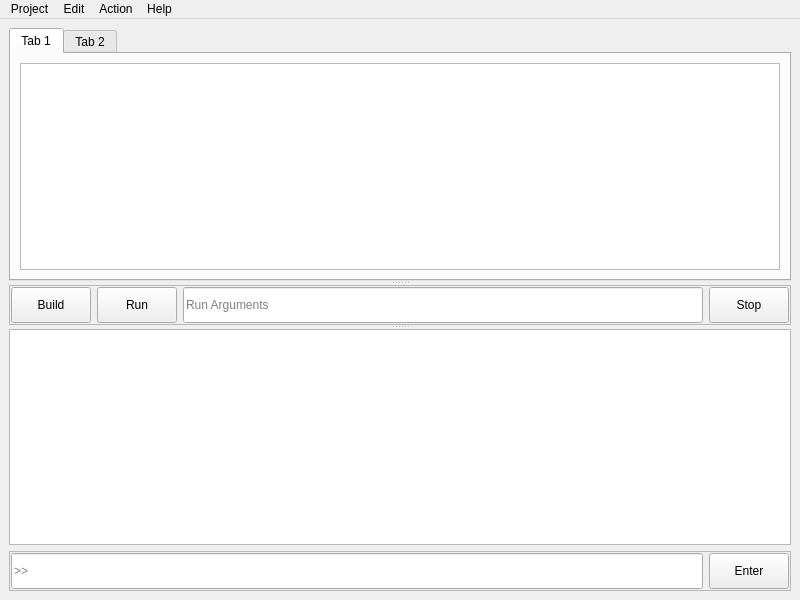
Before: the Qt Designer form xxx/src/main/MainWindow.ui in traviswp/CS493_adagide, drawn with Qt 5.
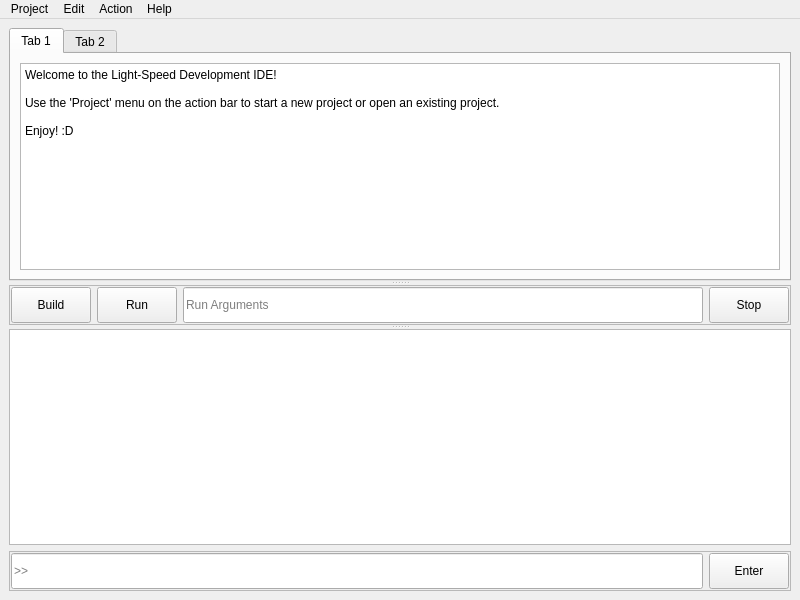
After: the same form once the commit is applied. Icons and pictures are not drawn.

```diff
--- a/xxx/src/main/MainWindow.ui
+++ b/xxx/src/main/MainWindow.ui
@@ -60,7 +60,25 @@
         </attribute>
         <layout class="QHBoxLayout" name="horizontalLayout_2">
          <item>
-          <widget class="QTextEdit" name="textEdit"/>
+          <widget class="QTextEdit" name="textEdit">
+           <property name="enabled">
+            <bool>true</bool>
+           </property>
+           <property name="readOnly">
+            <bool>true</bool>
+           </property>
+           <property name="html">
+            <string>&lt;!DOCTYPE HTML PUBLIC &quot;-//W3C//DTD HTML 4.0//EN&quot; &quot;http://www.w3.org/TR/REC-html40/strict.dtd&quot;&gt;
+&lt;html&gt;&lt;head&gt;&lt;meta name=&quot;qrichtext&quot; content=&quot;1&quot; /&gt;&lt;style type=&quot;text/css&quot;&gt;
+p, li { white-space: pre-wrap; }
+&lt;/style&gt;&lt;/head&gt;&lt;body style=&quot; font-family:'Sans Serif'; font-size:9pt; font-weight:400; font-style:normal;&quot;&gt;
+&lt;p style=&quot; margin-top:0px; margin-bottom:0px; margin-left:0px; margin-right:0px; -qt-block-indent:0; text-indent:0px;&quot;&gt;Welcome to the Light-Speed Development IDE!&lt;/p&gt;
+&lt;p style=&quot;-qt-paragraph-type:empty; margin-top:0px; margin-bottom:0px; margin-left:0px; margin-right:0px; -qt-block-indent:0; text-indent:0px;&quot;&gt;&lt;br /&gt;&lt;/p&gt;
+&lt;p style=&quot; margin-top:0px; margin-bottom:0px; margin-left:0px; margin-right:0px; -qt-block-indent:0; text-indent:0px;&quot;&gt;Use the 'Project' menu on the action bar to start a new project or open an existing project.&lt;/p&gt;
+&lt;p style=&quot;-qt-paragraph-type:empty; margin-top:0px; margin-bottom:0px; margin-left:0px; margin-right:0px; -qt-block-indent:0; text-indent:0px;&quot;&gt;&lt;br /&gt;&lt;/p&gt;
+&lt;p style=&quot; margin-top:0px; margin-bottom:0px; margin-left:0px; margin-right:0px; -qt-block-indent:0; text-indent:0px;&quot;&gt;Enjoy! :D&lt;/p&gt;&lt;/body&gt;&lt;/html&gt;</string>
+           </property>
+          </widget>
          </item>
         </layout>
        </widget>
```
Left out of the diff: 2 changed lines with no effect on the pictures.
